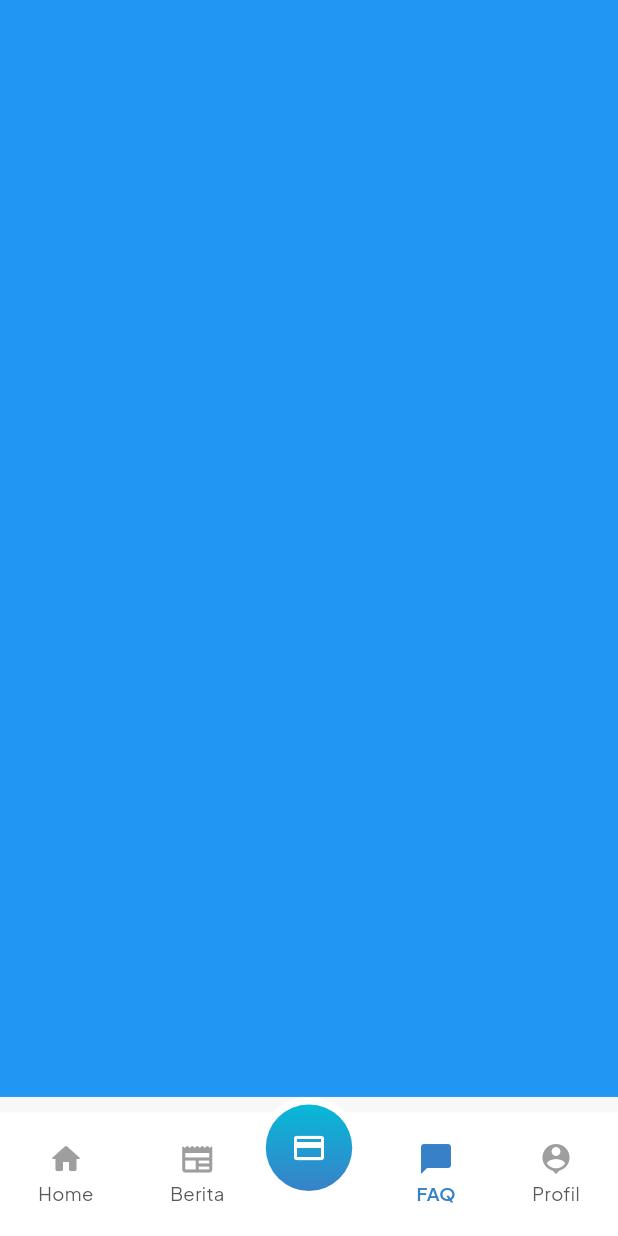
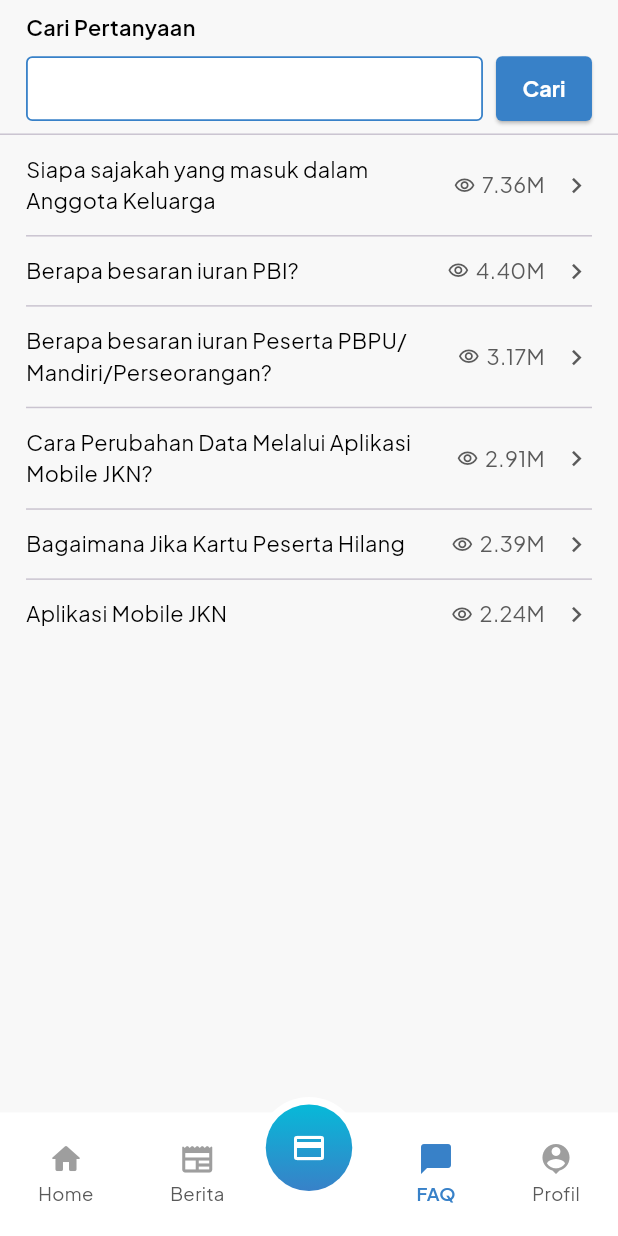
Before and after one commit to favjiw/bpjsjkn2025, a Flutter app: the BotnavbarView screen opened by its route, item 4 of the bottom bar chosen, on a phone screen of 412 x 824 dp. Run offline on Flutter 3.47's test engine with Material 3 defaults, Android fonts, the light colour scheme and no system bars; our stand-ins replace flutter_screenutil, get, google_fonts, smooth_page_indicator.

Commit message:
feat: faq slice

```diff
--- a/lib/app/modules/botnavbar/views/botnavbar_view.dart
+++ b/lib/app/modules/botnavbar/views/botnavbar_view.dart
@@ -1,3 +1,5 @@
+import 'package:bpjs_jkn_2025/app/modules/faq/controllers/faq_controller.dart';
+import 'package:bpjs_jkn_2025/app/modules/faq/views/faq_view.dart';
 import 'package:bpjs_jkn_2025/app/modules/home/controllers/home_controller.dart';
 import 'package:bpjs_jkn_2025/app/modules/home/views/home_view.dart';
 import 'package:bpjs_jkn_2025/app/modules/news/controllers/news_controller.dart';
@@ -17,12 +19,13 @@ class BotnavbarView extends GetView<BotnavbarController> {
   Widget build(BuildContext context) {
     Get.lazyPut(() => HomeController(), fenix: true);
     Get.lazyPut(() => NewsController(), fenix: true);
+    Get.lazyPut(() => FaqController(), fenix: true);
 
     final List<Widget> pages = [
       HomeView(),
       NewsView(),
       Container(color: Colors.green),
-      Container(color: Colors.blue),
+      FaqView(),
       Container(color: Colors.yellow),
     ];
     return Obx(
--- /dev/null
+++ b/lib/app/modules/faq/controllers/faq_controller.dart
@@ -0,0 +1,100 @@
+import 'package:flutter/material.dart';
+import 'package:get/get.dart';
+
+class FaqController extends GetxController {
+  final searchController = TextEditingController();
+  final faqs = <FaqItemData>[].obs;
+  final filteredFaqs = <FaqItemData>[].obs;
+
+  @override
+  void onInit() {
+    super.onInit();
+
+    faqs.assignAll([
+      FaqItemData(
+        question: 'Siapa sajakah yang masuk dalam Anggota Keluarga',
+        views: 7.36,
+        date: '29-07-2019',
+        answer:
+        'Anggota Keluarga adalah istri/suami yang sah, anak kandung, '
+            'anak tiri dari perkawinan yang sah, dan anak angkat yang sah.',
+      ),
+      FaqItemData(
+        question: 'Berapa besaran iuran PBI?',
+        views: 4.4,
+        date: '15-03-2020',
+        answer:
+        'Iuran Peserta Penerima Bantuan Iuran (PBI) dibayarkan oleh '
+            'pemerintah sesuai ketentuan peraturan perundang-undangan yang berlaku.',
+      ),
+      FaqItemData(
+        question:
+        'Berapa besaran iuran Peserta PBPU/Mandiri/Perseorangan?',
+        views: 3.17,
+        date: '10-05-2020',
+        answer:
+        'Besaran iuran peserta PBPU/Mandiri/Perseorangan mengikuti kelas '
+            'layanan dan ketentuan tarif yang ditetapkan pemerintah.',
+      ),
+      FaqItemData(
+        question: 'Cara Perubahan Data Melalui Aplikasi Mobile JKN?',
+        views: 2.91,
+        date: '02-08-2021',
+        answer:
+        'Perubahan data peserta dapat dilakukan melalui menu Perubahan '
+            'Data Peserta pada aplikasi Mobile JKN sesuai petunjuk yang tersedia.',
+      ),
+      FaqItemData(
+        question: 'Bagaimana Jika Kartu Peserta Hilang',
+        views: 2.39,
+        date: '11-09-2021',
+        answer:
+        'Peserta dapat mencetak kembali kartu elektronik (e-ID) melalui '
+            'aplikasi Mobile JKN atau menghubungi fasilitas pelayanan terkait.',
+      ),
+      FaqItemData(
+        question: 'Aplikasi Mobile JKN',
+        views: 2.24,
+        date: '01-01-2019',
+        answer:
+        'Mobile JKN adalah aplikasi resmi BPJS Kesehatan yang memudahkan '
+            'peserta dalam mengakses informasi dan layanan JKN-KIS.',
+      ),
+    ]);
+
+    filteredFaqs.assignAll(faqs);
+  }
+
+  void onSearch() {
+    final query = searchController.text.toLowerCase().trim();
+    if (query.isEmpty) {
+      filteredFaqs.assignAll(faqs);
+    } else {
+      filteredFaqs.assignAll(
+        faqs.where(
+              (f) => f.question.toLowerCase().contains(query),
+        ),
+      );
+    }
+  }
+
+  @override
+  void onClose() {
+    searchController.dispose();
+    super.onClose();
+  }
+}
+
+class FaqItemData {
+  final String question;
+  final double views; // jutaan, contoh 7.36M
+  final String date;
+  final String answer;
+
+  FaqItemData({
+    required this.question,
+    required this.views,
+    required this.date,
+    required this.answer,
+  });
+}
--- /dev/null
+++ b/lib/app/modules/faq/views/faq_view.dart
@@ -0,0 +1,47 @@
+import 'package:bpjs_jkn_2025/app/modules/faq/controllers/faq_controller.dart';
+import 'package:bpjs_jkn_2025/app/modules/faq/widgets/faq_item.dart';
+import 'package:bpjs_jkn_2025/app/modules/faq/widgets/faq_search_bar.dart';
+import 'package:bpjs_jkn_2025/app/shared/colors.dart';
+import 'package:bpjs_jkn_2025/app/shared/text_style.dart';
+import 'package:flutter/material.dart';
+import 'package:flutter_screenutil/flutter_screenutil.dart';
+import 'package:get/get.dart';
+
+class FaqView extends GetView<FaqController> {
+  const FaqView({super.key});
+
+  @override
+  Widget build(BuildContext context) {
+    return Scaffold(
+      backgroundColor: AppColors.secondaryWhite,
+      body: SafeArea(
+        child: Column(
+          children: [
+            SizedBox(height: 8.h),
+            Padding(
+              padding: EdgeInsets.symmetric(horizontal: 16.w),
+              child: const FaqSearchBar(),
+            ),
+            SizedBox(height: 8.h),
+            const Divider(height: 1),
+            Expanded(
+              child: Obx(
+                    () => ListView.separated(
+                  padding: EdgeInsets.symmetric(horizontal: 16.w),
+                  itemCount: controller.filteredFaqs.length,
+                  separatorBuilder: (context, index) => const Divider(
+                    height: 1,
+                  ),
+                  itemBuilder: (context, index) {
+                    final item = controller.filteredFaqs[index];
+                    return FaqItem(data: item);
+                  },
+                ),
+              ),
+            ),
+          ],
+        ),
+      ),
+    );
+  }
+}
--- /dev/null
+++ b/lib/app/modules/faq/widgets/faq_item.dart
@@ -0,0 +1,57 @@
+import 'package:bpjs_jkn_2025/app/modules/faq/controllers/faq_controller.dart';
+import 'package:bpjs_jkn_2025/app/modules/faq/views/faq_detail_view.dart';
+import 'package:bpjs_jkn_2025/app/shared/colors.dart';
+import 'package:bpjs_jkn_2025/app/shared/text_style.dart';
+import 'package:flutter/material.dart';
+import 'package:flutter_screenutil/flutter_screenutil.dart';
+import 'package:get/get.dart';
+
+class FaqItem extends StatelessWidget {
+  final FaqItemData data;
+
+  const FaqItem({super.key, required this.data});
+
+  @override
+  Widget build(BuildContext context) {
+    return InkWell(
+      onTap: () {
+        Get.to(() => FaqDetailView(data: data));
+      },
+      child: Padding(
+        padding: EdgeInsets.symmetric(vertical: 12.h),
+        child: Row(
+          crossAxisAlignment: CrossAxisAlignment.center,
+          children: [
+            Expanded(
+              child: Text(
+                data.question,
+                style: AppTextStyles.bodySmall,
+              ),
+            ),
+            SizedBox(width: 8.w),
+            Row(
+              children: [
+                Icon(
+                  Icons.remove_red_eye_outlined,
+                  size: 14.sp,
+                  color: AppColors.darkGrey,
+                ),
+                SizedBox(width: 4.w),
+                Text(
+                  '${data.views.toStringAsFixed(2)}M',
+                  style: AppTextStyles.bodyLight,
+                ),
+                SizedBox(width: 10.w),
+                Icon(
+                  Icons.chevron_right,
+                  size: 20.sp,
+                  color: AppColors.darkGrey,
+                ),
+              ],
+            ),
+          ],
+        ),
+      ),
+    );
+  }
+}
--- /dev/null
+++ b/lib/app/modules/faq/widgets/faq_search_bar.dart
@@ -0,0 +1,73 @@
+import 'package:bpjs_jkn_2025/app/modules/faq/controllers/faq_controller.dart';
+import 'package:bpjs_jkn_2025/app/shared/colors.dart';
+import 'package:bpjs_jkn_2025/app/shared/text_style.dart';
+import 'package:flutter/material.dart';
+import 'package:flutter_screenutil/flutter_screenutil.dart';
+import 'package:get/get.dart';
+
+class FaqSearchBar extends GetView<FaqController> {
+  const FaqSearchBar({super.key});
+
+  @override
+  Widget build(BuildContext context) {
+    return Column(
+      crossAxisAlignment: CrossAxisAlignment.start,
+      children: [
+        Text(
+          'Cari Pertanyaan',
+          style: AppTextStyles.bodySmallSemiBold,
+        ),
+        SizedBox(height: 8.h),
+        Row(
+          children: [
+            Expanded(
+              child: Container(
+                height: 42.h,
+                decoration: BoxDecoration(
+                  color: AppColors.mainWhite,
+                  borderRadius: BorderRadius.circular(4.r),
+                  border: Border.all(
+                    color: AppColors.primaryBlue,
+                    width: 1.2,
+                  ),
+                ),
+                alignment: Alignment.centerLeft,
+                padding: EdgeInsets.symmetric(horizontal: 10.w),
+                child: TextField(
+                  controller: controller.searchController,
+                  style: AppTextStyles.inputText,
+                  decoration: InputDecoration(
+                    isCollapsed: true,
+                    border: InputBorder.none,
+                    hintText: '',
+                  ),
+                ),
+              ),
+            ),
+            SizedBox(width: 8.w),
+            SizedBox(
+              height: 42.h,
+              child: ElevatedButton(
+                style: ElevatedButton.styleFrom(
+                  backgroundColor: AppColors.primaryBlue,
+                  shape: RoundedRectangleBorder(
+                    borderRadius: BorderRadius.circular(4.r),
+                  ),
+                  padding: EdgeInsets.symmetric(horizontal: 16.w),
+                ),
+                onPressed: controller.onSearch,
+                child: Text(
+                  'Cari',
+                  style: AppTextStyles.labelBold.copyWith(
+                    color: AppColors.mainWhite,
+                    fontSize: 14.sp,
+                  ),
+                ),
+              ),
+            ),
+          ],
+        ),
+      ],
+    );
+  }
+}
--- a/lib/app/routes/app_pages.dart
+++ b/lib/app/routes/app_pages.dart
@@ -2,6 +2,8 @@ import 'package:get/get.dart';
 
 import '../modules/botnavbar/bindings/botnavbar_binding.dart';
 import '../modules/botnavbar/views/botnavbar_view.dart';
+import '../modules/faq/bindings/faq_binding.dart';
+import '../modules/faq/views/faq_view.dart';
 import '../modules/home/bindings/home_binding.dart';
 import '../modules/home/views/home_view.dart';
 import '../modules/news/bindings/news_binding.dart';
@@ -46,5 +48,10 @@ class AppPages {
       page: () => const NewsView(),
       binding: NewsBinding(),
     ),
+    GetPage(
+      name: _Paths.FAQ,
+      page: () => const FaqView(),
+      binding: FaqBinding(),
+    ),
   ];
 }
--- a/lib/app/routes/app_routes.dart
+++ b/lib/app/routes/app_routes.dart
@@ -9,6 +9,7 @@ abstract class Routes {
   static const ONBOARDING = _Paths.ONBOARDING;
   static const BOTNAVBAR = _Paths.BOTNAVBAR;
   static const NEWS = _Paths.NEWS;
+  static const FAQ = _Paths.FAQ;
 }
 
 abstract class _Paths {
@@ -18,4 +19,5 @@ abstract class _Paths {
   static const ONBOARDING = '/onboarding';
   static const BOTNAVBAR = '/botnavbar';
   static const NEWS = '/news';
+  static const FAQ = '/faq';
 }
```
Also changed, not shown: lib/app/modules/faq/bindings/faq_binding.dart (added, +12 -0 lines), lib/app/modules/faq/views/faq_detail_view.dart (added, +142 -0 lines), assets/login_bg_img.png (added), lib/generated/assets.dart.
